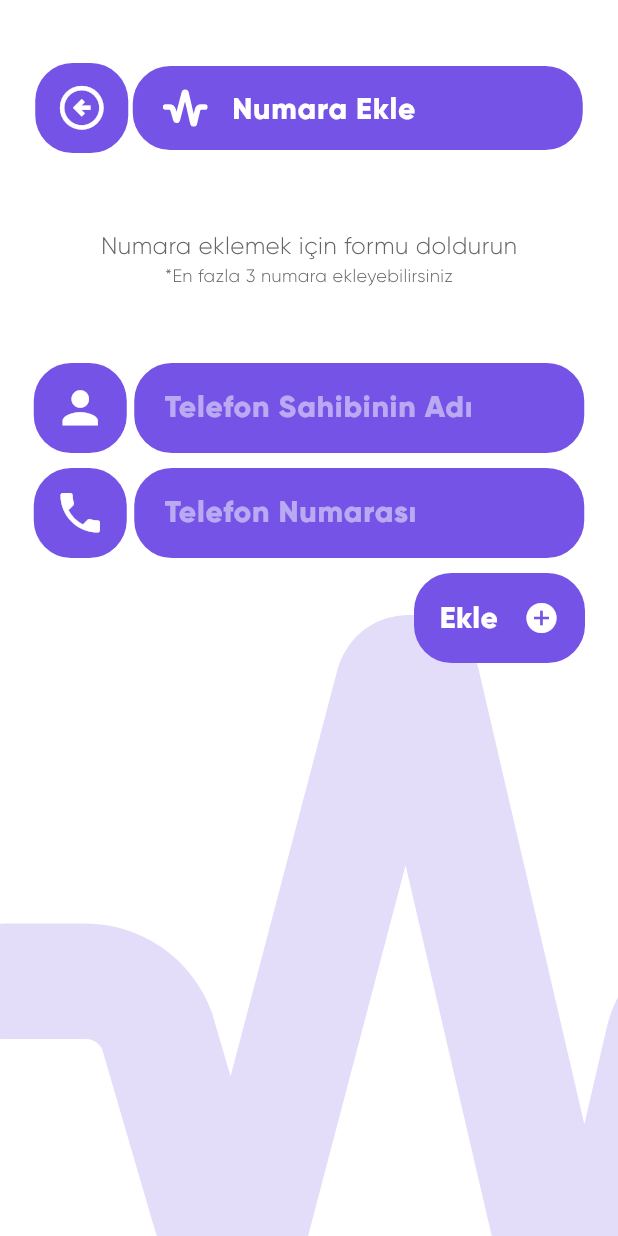
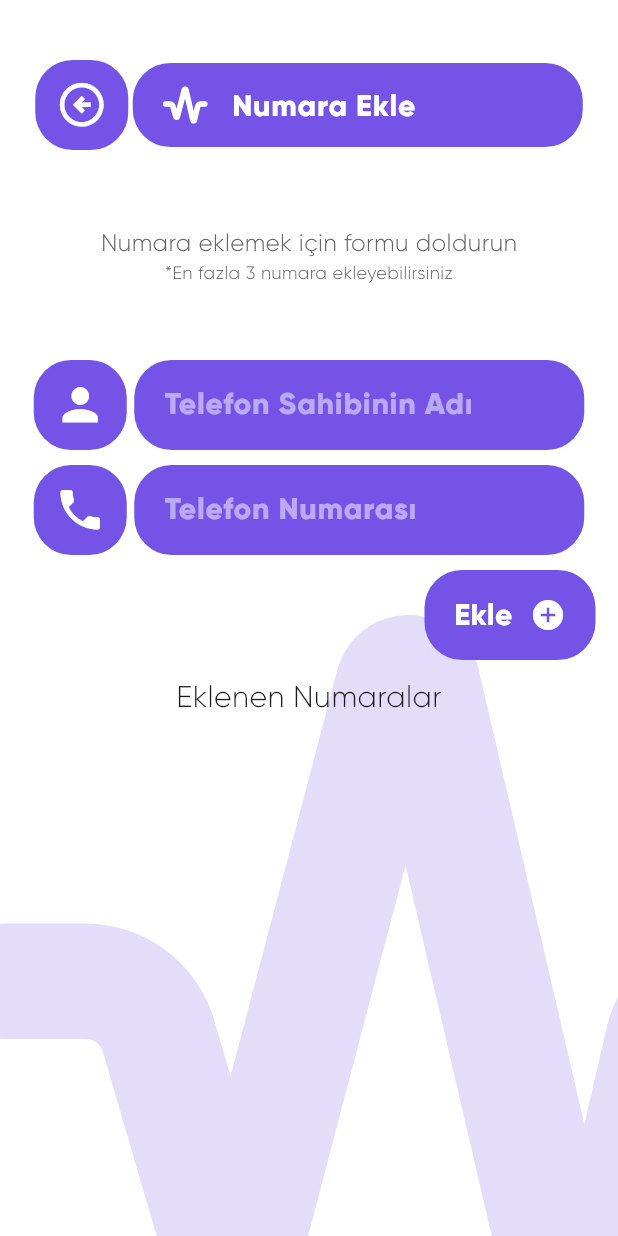
Before and after one commit to alihangedik/buradayim, a Flutter app: the screen it shows after launch, after a tap on the "add circle" icon, on a phone screen of 412 x 824 dp. Run offline on Flutter 3.47's test engine with Material 2 defaults, Android fonts, the phone set to English and light mode, and no system bars; our stand-ins replace connectivity, flutter_svg, permission_handler; missing offline and left inert: background_sms; network calls fail.

```diff
--- a/lib/components/appbar.dart
+++ b/lib/components/appbar.dart
@@ -5,19 +5,21 @@ import '../constant/color.dart';
 import '../constant/svg.dart';
 import '../pages/number_add.dart';
 
-Padding appbar(context, onPressed) {
+Padding appbar(context, onPressed, bool isIcon) {
   return Padding(
     padding: const EdgeInsets.only(top: 40.0, left: 20, right: 20),
     child: ListTile(
       minLeadingWidth: 10,
       contentPadding: EdgeInsets.zero,
-      trailing: IconButton(
-          onPressed: onPressed,
-          icon: const Icon(
-            Icons.add_circle_rounded,
-            size: 40,
-            color: AppColor.white,
-          )),
+      trailing: isIcon
+          ? IconButton(
+              onPressed: onPressed,
+              icon: const Icon(
+                Icons.add_circle_rounded,
+                size: 40,
+                color: AppColor.white,
+              ))
+          : SizedBox.shrink(),
       leading: Padding(
         padding: const EdgeInsets.only(left: 20.0),
         child: SizedBox(
--- a/lib/constant/svg.dart
+++ b/lib/constant/svg.dart
@@ -54,4 +54,24 @@ class AppSvg {
   <path id="wifi-exclamation" d="M114.024,133.28a16.285,16.285,0,1,1-16.285-16.285A16.333,16.333,0,0,1,114.024,133.28Zm78.086-89.893-2.2-2.28a130.288,130.288,0,0,0-42.748-28.5,12.233,12.233,0,0,0-9.282,22.636,104.487,104.487,0,0,1,34.687,23.125l1.791,1.873a12.069,12.069,0,0,0,8.875,3.746,12.516,12.516,0,0,0,8.468-3.338A12.215,12.215,0,0,0,192.111,43.387ZM64.274,19.366A12.229,12.229,0,0,0,48.315,12.69a128.617,128.617,0,0,0-42.748,28.5l-2.2,2.28A12.215,12.215,0,0,0,3.775,60.73a12,12,0,0,0,8.468,3.338,12.528,12.528,0,0,0,8.875-3.746L22.91,58.45A105.319,105.319,0,0,1,57.6,35.326,12.229,12.229,0,0,0,64.274,19.366ZM97.739,100.71A12.2,12.2,0,0,0,109.953,88.5V15.214a12.214,12.214,0,1,0-24.427,0V88.5A12.2,12.2,0,0,0,97.739,100.71ZM48.4,75.794l-4.071,4.071A12.206,12.206,0,1,0,61.587,97.127l4.071-4.071a12.188,12.188,0,0,0,0-17.262,12.139,12.139,0,0,0-17.262,0Zm98.687,0a12.139,12.139,0,0,0-17.262,0,12.188,12.188,0,0,0,0,17.262l4.071,4.071a12.206,12.206,0,1,0,17.262-17.262l-4.071-4.071Z" transform="translate(0.004 -3)" fill="#7553e6"/>
 </svg>
 """;
+  static const success =
+      """<svg xmlns="http://www.w3.org/2000/svg" xmlns:xlink="http://www.w3.org/1999/xlink" width="341" height="341" viewBox="0 0 341 341">
+  <defs>
+    <filter id="Ellipse_1" x="0" y="0" width="341" height="341" filterUnits="userSpaceOnUse">
+      <feOffset dy="10" input="SourceAlpha"/>
+      <feGaussianBlur stdDeviation="25" result="blur"/>
+      <feFlood flood-opacity="0.161"/>
+      <feComposite operator="in" in2="blur"/>
+      <feComposite in="SourceGraphic"/>
+    </filter>
+  </defs>
+  <g id="Group_6" data-name="Group 6" transform="translate(-41 -182)">
+    <g transform="matrix(1, 0, 0, 1, 41, 182)" filter="url(#Ellipse_1)">
+      <circle id="Ellipse_1-2" data-name="Ellipse 1" cx="95.5" cy="95.5" r="95.5" transform="translate(75 65)" fill="#7553e6"/>
+    </g>
+    <path id="Icon_awesome-check" data-name="Icon awesome-check" d="M30.059,69.279,1.3,40.515a4.425,4.425,0,0,1,0-6.258L7.554,28a4.425,4.425,0,0,1,6.258,0L33.189,47.375l41.5-41.5a4.425,4.425,0,0,1,6.258,0l6.258,6.258a4.425,4.425,0,0,1,0,6.258L36.318,69.279A4.425,4.425,0,0,1,30.059,69.279Z" transform="translate(167.749 304.847)" fill="#fff"/>
+  </g>
+</svg>
+
+""";
 }
--- a/lib/main.dart
+++ b/lib/main.dart
@@ -1,4 +1,5 @@
 import 'package:buradayim/pages/splash.dart';
+
 import 'package:flutter/material.dart';
 
 void main() {
--- a/lib/pages/number_add.dart
+++ b/lib/pages/number_add.dart
@@ -18,11 +18,15 @@ class NumberAdd extends StatefulWidget {
 class _NumberAddState extends State<NumberAdd> {
   late TextEditingController tfName;
   late TextEditingController tfPhone;
+  late FocusNode fnName;
+  late FocusNode fnPhone;
   @override
   void initState() {
     super.initState();
     tfName = TextEditingController();
     tfPhone = TextEditingController();
+    fnName = FocusNode();
+    fnPhone = FocusNode();
   }
 
   List nameList = [];
@@ -43,12 +47,10 @@ class _NumberAddState extends State<NumberAdd> {
               height: 514,
             ),
           ),
-          Padding(
-            padding: const EdgeInsets.all(22.0),
-            child: Column(
+          Column(
             crossAxisAlignment: CrossAxisAlignment.center,
             children: [
-                riversibleAppbar('Numara Ekle', false, context, 20.0),
+              riversibleAppbar('Numara Ekle', false, context, 40.0),
               Padding(
                 padding: const EdgeInsets.symmetric(vertical: 50),
                 child: Column(
@@ -71,15 +73,21 @@ class _NumberAddState extends State<NumberAdd> {
                 ),
               ),
               tfWrap(context, Icons.person, 'Telefon Sahibinin Adı', tfName,
-                    TextInputType.text, []),
+                  TextInputType.name, [], fnName),
               const SizedBox(
                 height: 10,
               ),
-                tfWrap(context, Icons.phone, 'Telefon Numarası', tfPhone,
-                    TextInputType.phone, [
+              tfWrap(
+                  context,
+                  Icons.phone,
+                  'Telefon Numarası',
+                  tfPhone,
+                  TextInputType.phone,
+                  [
                     FilteringTextInputFormatter.digitsOnly,
                     LengthLimitingTextInputFormatter(11),
-                ]),
+                  ],
+                  fnPhone),
               Container(
                 width: double.infinity,
                 alignment: Alignment.centerRight,
@@ -100,17 +108,23 @@ class _NumberAddState extends State<NumberAdd> {
                         tfPhone.text.length < 12 &&
                         !nameList.contains(tfName.text)) {
                       nameList.add(tfName.text);
-                        setState(() {});
                     }
+                    tfName.text = '';
+                    tfPhone.text = '';
+                    fnName.unfocus();
+                    fnPhone.unfocus();
                   },
                   child: Padding(
-                      padding: const EdgeInsets.symmetric(vertical: 10.0),
+                    padding: const EdgeInsets.symmetric(
+                        vertical: 10.0, horizontal: 15),
                     child: Container(
                       decoration: BoxDecoration(
                           color: AppColor.purple,
                           borderRadius: BorderRadius.circular(25)),
                       width: 114,
                       height: 60,
+                      child: Padding(
+                        padding: const EdgeInsets.all(8.0),
                         child: Row(
                           mainAxisAlignment: MainAxisAlignment.spaceEvenly,
                           children: const [
@@ -132,8 +146,14 @@ class _NumberAddState extends State<NumberAdd> {
                     ),
                   ),
                 ),
+              ),
+              const Text(
+                'Eklenen Numaralar',
+                style: TextStyle(fontFamily: 'Gilroy-Light', fontSize: 20),
+              ),
               SizedBox(
                 height: MediaQuery.of(context).size.height / 2.3,
+                width: MediaQuery.of(context).size.width / 1.1,
                 child: ListView.builder(
                   physics: const NeverScrollableScrollPhysics(),
                   itemCount: widget.phoneList.length,
@@ -177,14 +197,13 @@ class _NumberAddState extends State<NumberAdd> {
               )
             ],
           ),
-          ),
         ],
       ),
     );
   }
 
   Wrap tfWrap(BuildContext context, icon, title, controller, type,
-      List<TextInputFormatter> formatter) {
+      List<TextInputFormatter> formatter, focusNode) {
     return Wrap(
       direction: Axis.horizontal,
       runAlignment: WrapAlignment.center,
@@ -218,6 +237,7 @@ class _NumberAddState extends State<NumberAdd> {
           child: Padding(
             padding: const EdgeInsets.symmetric(vertical: 5.0, horizontal: 20),
             child: TextFormField(
+              focusNode: focusNode,
               style: const TextStyle(
                   color: AppColor.white,
                   fontFamily: 'Gilroy-ExtraBold',
--- a/lib/pages/splash.dart
+++ b/lib/pages/splash.dart
@@ -3,6 +3,7 @@ import 'dart:async';
 import 'package:buradayim/constant/svg.dart';
 
 import 'package:flutter/material.dart';
+import 'package:flutter/services.dart';
 import 'package:flutter_svg/svg.dart';
 
 import '../constant/color.dart';
@@ -27,6 +28,10 @@ class _SplashState extends State<Splash> {
           ),
           (route) => false);
     });
+
+    SystemChrome.setPreferredOrientations([
+      DeviceOrientation.portraitUp,
+    ]);
   }
 
   @override
--- a/pubspec.yaml
+++ b/pubspec.yaml
@@ -41,6 +41,9 @@ dependencies:
   connectivity: ^3.0.6
   internet_connection_checker: ^1.0.0+1
   connectivity_plus: ^3.0.3
+  url_launcher: ^6.1.10
+  background_sms: ^0.0.4
+  permission_handler: ^10.2.0
 
 dev_dependencies:
   flutter_test:
```
Also changed, not shown: lib/pages/earthquake.dart (+10 -9 lines), lib/pages/home.dart (+82 -18 lines), lib/pages/success.dart (added, +59 -0 lines), 7 other files. Lines whose indentation alone changed are shown as unchanged.
